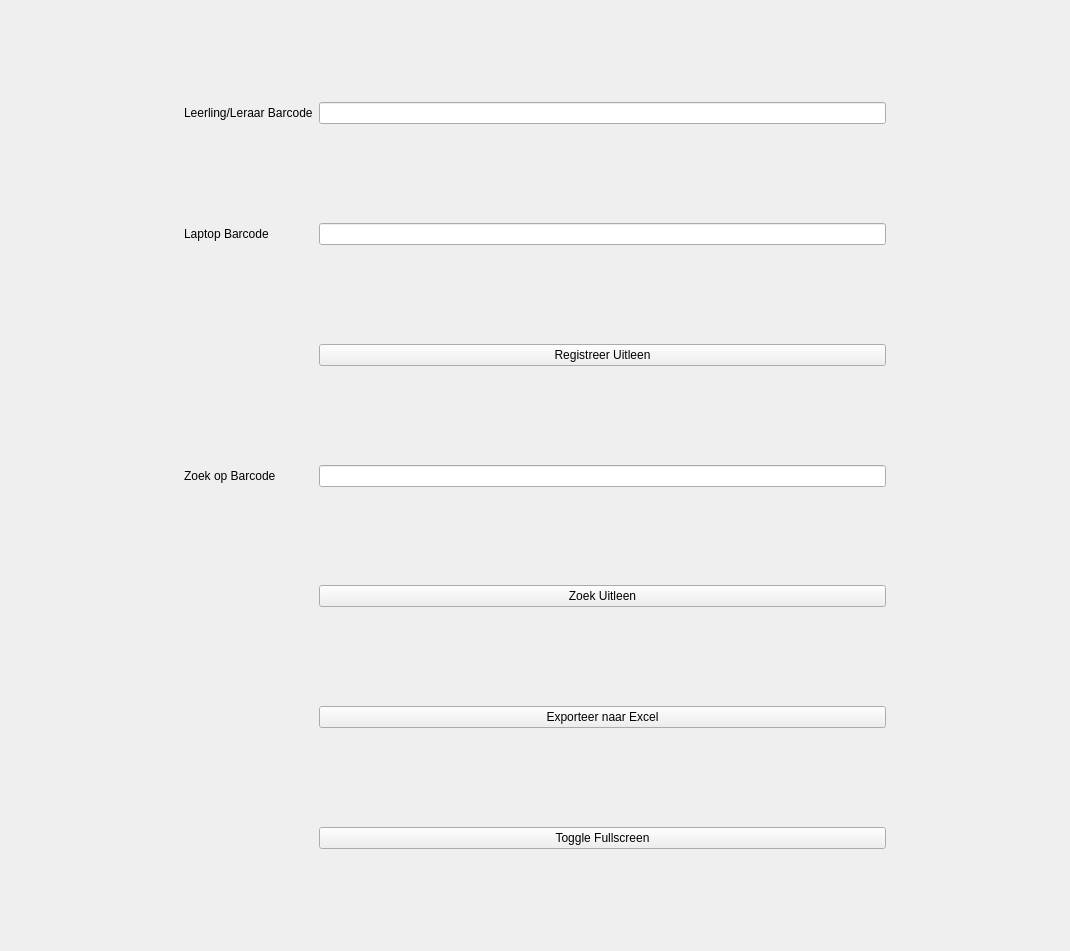
Qt form LaptopUitleenUI.ui (MKB-Cyber-Campus/LaptopUitleen) before a commit.
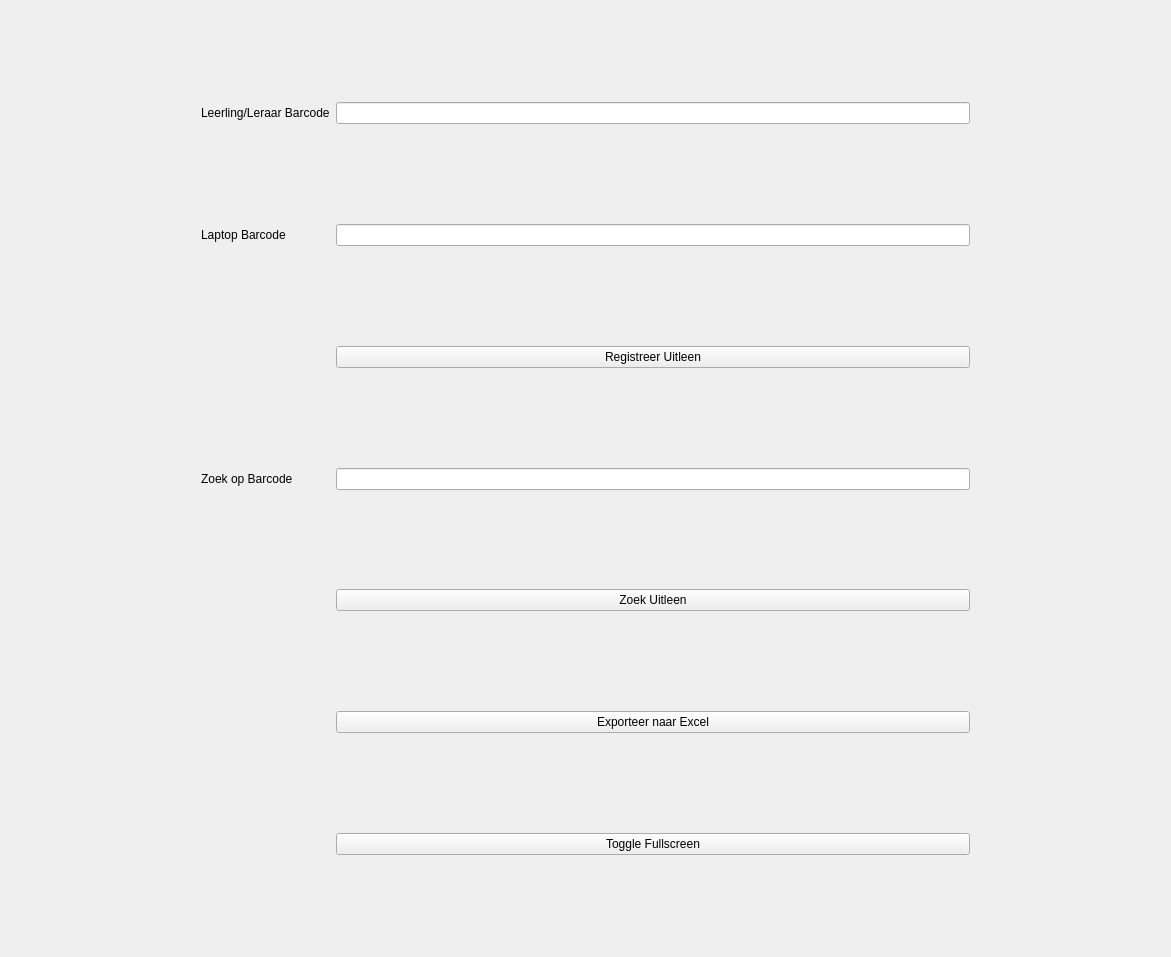
The same form after that commit.

Commit message: Introduced Grid layout to the UI, creating consistent spacing

The edit to the form file:
```diff
--- a/LaptopUitleenUI.ui
+++ b/LaptopUitleenUI.ui
@@ -6,8 +6,8 @@
    <rect>
     <x>0</x>
     <y>0</y>
-    <width>1070</width>
-    <height>951</height>
+    <width>1171</width>
+    <height>957</height>
    </rect>
   </property>
   <property name="windowTitle">
@@ -16,7 +16,10 @@
   <widget class="QWidget" name="centralwidget">
    <layout class="QGridLayout" name="gridLayout_2" columnstretch="50,200,50">
     <item row="0" column="1">
-     <layout class="QGridLayout" name="gridLayout">
+     <layout class="QGridLayout" name="gridLayout" rowstretch="0,0,0,0,0,0,0,0,0,0,0,0,0,0,0">
+      <property name="verticalSpacing">
+       <number>7</number>
+      </property>
       <item row="7" column="0">
        <widget class="QLabel" name="LaptopBarcodeZoekLabel">
         <property name="text">
@@ -159,6 +162,19 @@
         </property>
        </spacer>
       </item>
+      <item row="14" column="1">
+       <spacer name="verticalSpacer_8">
+        <property name="orientation">
+         <enum>Qt::Vertical</enum>
+        </property>
+        <property name="sizeHint" stdset="0">
+         <size>
+          <width>20</width>
+          <height>40</height>
+         </size>
+        </property>
+       </spacer>
+      </item>
       <item row="1" column="0">
        <widget class="QLabel" name="LeerlingPersoneelBarcodeLabel">
         <property name="text">
@@ -166,8 +182,99 @@
         </property>
        </widget>
       </item>
-      <item row="14" column="1">
-       <spacer name="verticalSpacer_8">
+      <item row="0" column="0">
+       <spacer name="verticalSpacer_9">
+        <property name="orientation">
+         <enum>Qt::Vertical</enum>
+        </property>
+        <property name="sizeHint" stdset="0">
+         <size>
+          <width>20</width>
+          <height>40</height>
+         </size>
+        </property>
+       </spacer>
+      </item>
+      <item row="2" column="0">
+       <spacer name="verticalSpacer_10">
+        <property name="orientation">
+         <enum>Qt::Vertical</enum>
+        </property>
+        <property name="sizeHint" stdset="0">
+         <size>
+          <width>20</width>
+          <height>40</height>
+         </size>
+        </property>
+       </spacer>
+      </item>
+      <item row="4" column="0">
+       <spacer name="verticalSpacer_11">
+        <property name="orientation">
+         <enum>Qt::Vertical</enum>
+        </property>
+        <property name="sizeHint" stdset="0">
+         <size>
+          <width>20</width>
+          <height>40</height>
+         </size>
+        </property>
+       </spacer>
+      </item>
+      <item row="6" column="0">
+       <spacer name="verticalSpacer_12">
+        <property name="orientation">
+         <enum>Qt::Vertical</enum>
+        </property>
+        <property name="sizeHint" stdset="0">
+         <size>
+          <width>20</width>
+          <height>40</height>
+         </size>
+        </property>
+       </spacer>
+      </item>
+      <item row="8" column="0">
+       <spacer name="verticalSpacer_13">
+        <property name="orientation">
+         <enum>Qt::Vertical</enum>
+        </property>
+        <property name="sizeHint" stdset="0">
+         <size>
+          <width>20</width>
+          <height>40</height>
+         </size>
+        </property>
+       </spacer>
+      </item>
+      <item row="10" column="0">
+       <spacer name="verticalSpacer_14">
+        <property name="orientation">
+         <enum>Qt::Vertical</enum>
+        </property>
+        <property name="sizeHint" stdset="0">
+         <size>
+          <width>20</width>
+          <height>40</height>
+         </size>
+        </property>
+       </spacer>
+      </item>
+      <item row="12" column="0">
+       <spacer name="verticalSpacer_16">
+        <property name="orientation">
+         <enum>Qt::Vertical</enum>
+        </property>
+        <property name="sizeHint" stdset="0">
+         <size>
+          <width>20</width>
+          <height>40</height>
+         </size>
+        </property>
+       </spacer>
+      </item>
+      <item row="14" column="0">
+       <spacer name="verticalSpacer_17">
         <property name="orientation">
          <enum>Qt::Vertical</enum>
         </property>
```
Left out of the diff: 2 changed lines with no effect on the pictures.
